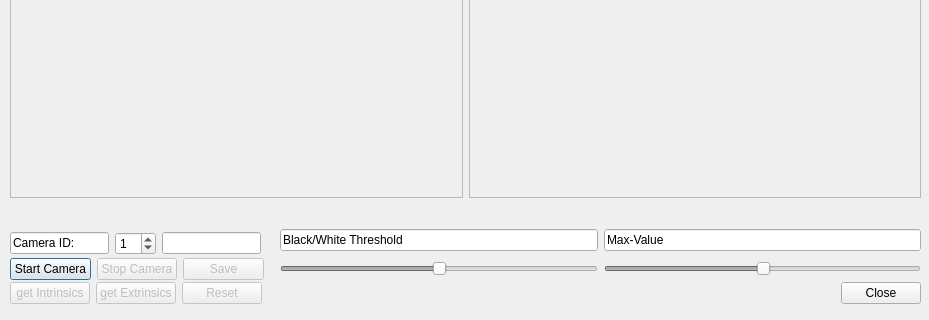
Above: 99_TEMP/Julian/Testprogramme/CamCalibV01/cameracontrast.ui from BBRUSS/VPJW17G5 before the change; both pictures show x 0 to 929 and y 212 to 532 of the 929 by 532 pixel window. Below: the same form after it.
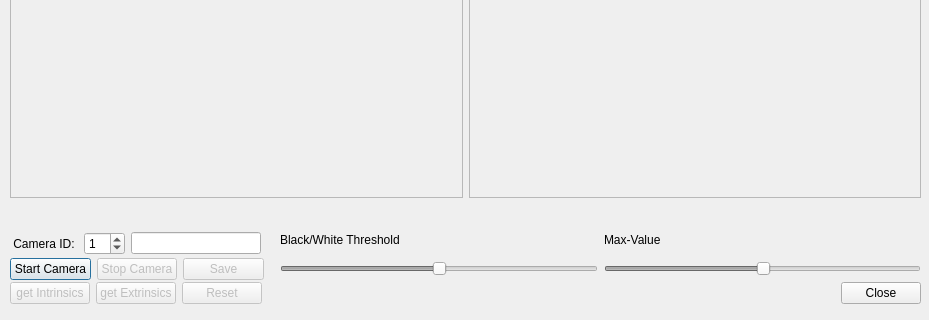
That is the form after the change.

The edit to the form file:
```diff
--- a/99_TEMP/Julian/Testprogramme/CamCalibV01/cameracontrast.ui
+++ b/99_TEMP/Julian/Testprogramme/CamCalibV01/cameracontrast.ui
@@ -134,35 +134,17 @@
    </property>
    <layout class="QHBoxLayout" name="horizontalLayout_3">
     <item>
-     <widget class="QLineEdit" name="lineEdit">
-      <property name="mouseTracking">
-       <bool>false</bool>
-      </property>
-      <property name="autoFillBackground">
-       <bool>true</bool>
-      </property>
+     <widget class="QLabel" name="labelBWThreshold">
       <property name="text">
        <string>Black/White Threshold</string>
       </property>
-      <property name="readOnly">
-       <bool>true</bool>
-      </property>
      </widget>
     </item>
     <item>
-     <widget class="QLineEdit" name="lineEdit_2">
-      <property name="mouseTracking">
-       <bool>false</bool>
-      </property>
-      <property name="autoFillBackground">
-       <bool>true</bool>
-      </property>
+     <widget class="QLabel" name="labelMaxValue">
       <property name="text">
        <string>Max-Value</string>
       </property>
-      <property name="readOnly">
-       <bool>true</bool>
-      </property>
      </widget>
     </item>
    </layout>
@@ -213,15 +195,9 @@
    </property>
    <layout class="QHBoxLayout" name="horizontalLayout_5">
     <item>
-     <widget class="QLineEdit" name="lineEdit_3">
-      <property name="mouseTracking">
-       <bool>false</bool>
-      </property>
+     <widget class="QLabel" name="labelCamID">
       <property name="text">
-       <string>Camera ID:</string>
-      </property>
-      <property name="readOnly">
-       <bool>true</bool>
+       <string> Camera ID: </string>
       </property>
      </widget>
     </item>
```
